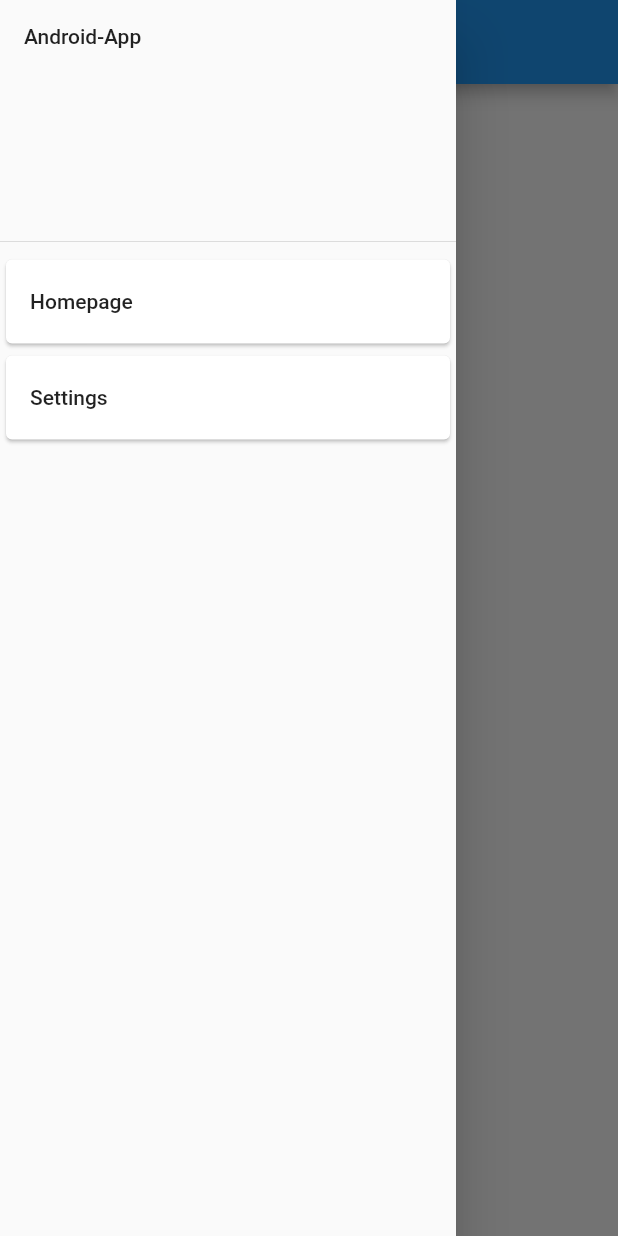
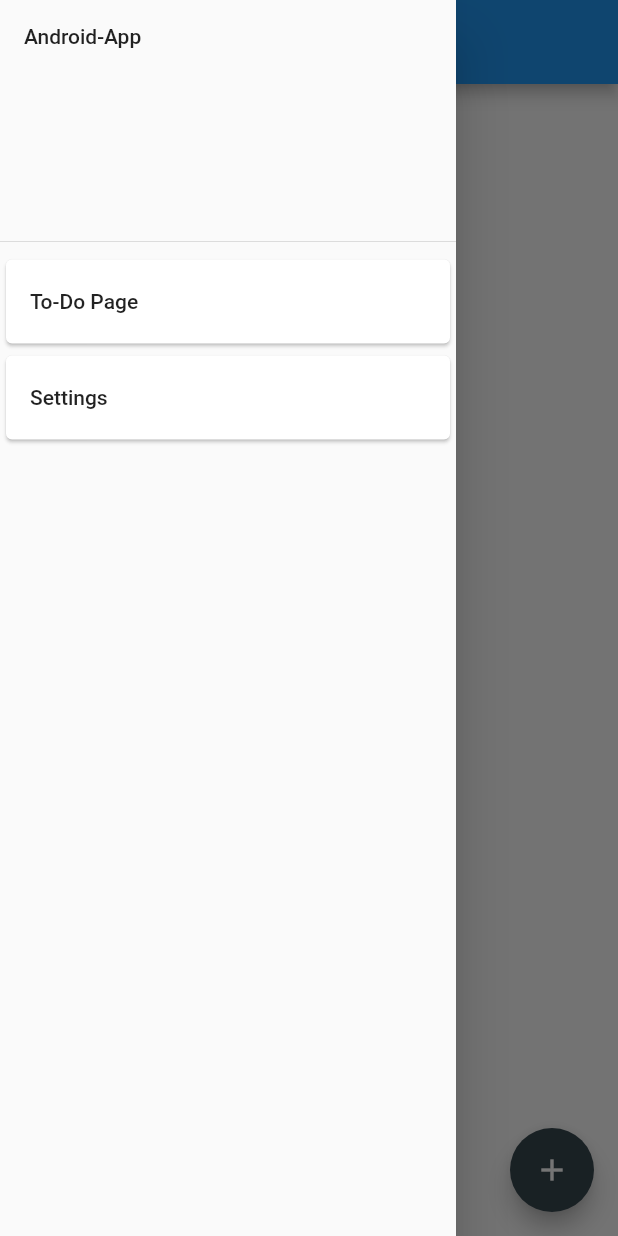
Before and after one commit to Stuflo19/android_app, a Flutter app: the screen it shows after launch, with the side drawer open, on a phone screen of 412 x 824 dp. Run offline on Flutter 3.47's test engine with Material 2 defaults, Android fonts, the phone set to English and light mode, and no system bars; our stand-ins replace get, sqflite; accounts and stored records are empty.

Commit message:
todo page added

```diff
--- a/lib/homepage.dart
+++ /dev/null
@@ -1,56 +0,0 @@
-import 'package:flutter/material.dart';
-import 'package:get/get.dart';
-import 'ui.dart';
-import 'database.dart';
-
-class HomePage extends StatefulWidget {
-  const HomePage({Key? key}) : super(key: key);
-
-  @override
-  State<HomePage> createState() => _HomePageState();
-}
-
-class _HomePageState extends State<HomePage> {
-  bool isSwitched = false;
-  bool darkmode = Get.isDarkMode;
-  UI ui = UI();
-  DBManager db = DBManager();
-  List tiles = [];
-
-  void setup() async {
-    tiles = await db.readTiles();
-  }
-
-  @override
-  void initState() {
-    super.initState();
-    setup();
-  }
-
-  @override
-  Widget build(BuildContext context) {
-    return Scaffold(
-        drawer: ui.sidebar(context),
-        appBar: AppBar(
-            title: Row(
-          children: const [Icon(Icons.home), Text('   Homepage')],
-        )),
-        body: Column(
-            crossAxisAlignment: CrossAxisAlignment.start,
-            children: <Widget>[
-              const Center(
-                  child: Padding(
-                      padding: EdgeInsets.all(15),
-                      child: Text("Available topics",
-                          style: TextStyle(fontSize: 24)))),
-              for (var tile in tiles)
-                Card(
-                    margin: const EdgeInsets.all(15),
-                    child: ListTile(
-                      title: Text(tile.name),
-                      subtitle: Text(tile.content),
-                      onTap: () {},
-                    )),
-            ]));
-  }
-}
--- a/lib/main.dart
+++ b/lib/main.dart
@@ -1,6 +1,6 @@
 import 'package:flutter/material.dart';
 import 'package:get/get.dart';
-import 'homepage.dart';
+import 'todo.dart';
 
 void main() async {
   runApp(const MyApp());
@@ -20,7 +20,7 @@ class MyApp extends StatelessWidget {
       theme: ThemeData(
         primarySwatch: Colors.blue,
       ),
-      home: const HomePage(),
+      home: const TodoPage(),
     );
   }
 }
--- a/lib/tile.dart
+++ b/lib/tile.dart
@@ -8,9 +8,6 @@ class Tile {
 
   //turns the tile into a map
   Map<String, dynamic> tileToMap() {
-    print(id);
-    print(name);
-    print(content);
     return {
       'id': id,
       'name': name,
--- /dev/null
+++ b/lib/todo.dart
@@ -0,0 +1,66 @@
+import 'package:flutter/material.dart';
+import 'package:get/get.dart';
+import 'ui.dart';
+import 'database.dart';
+
+class TodoPage extends StatefulWidget {
+  const TodoPage({Key? key}) : super(key: key);
+
+  @override
+  State<TodoPage> createState() => _TodoPageState();
+}
+
+class _TodoPageState extends State<TodoPage> {
+  bool isSwitched = false;
+  bool darkmode = Get.isDarkMode;
+  UI ui = UI();
+  DBManager db = DBManager();
+  List tiles = [];
+
+  Future<List> setup() async {
+    tiles = await db.readTiles();
+    return tiles;
+  }
+
+  @override
+  Widget build(BuildContext context) {
+    return Scaffold(
+      drawer: ui.sidebar(context),
+      appBar: AppBar(
+          title: Row(
+        children: const [Icon(Icons.home), Text('   To-Do Page')],
+      )),
+      body: FutureBuilder(
+        future: setup(),
+        builder: (context, snapshot) {
+          if (snapshot.hasData) {
+            return ListView.separated(
+                padding: EdgeInsets.all(15),
+                separatorBuilder: (BuildContext context, int index) =>
+                    const Divider(),
+                scrollDirection: Axis.vertical,
+                itemCount: tiles.length,
+                itemBuilder: (BuildContext context, int index) {
+                  return ListTile(
+                    title: Text(tiles[index].name),
+                    subtitle: Text(tiles[index].content),
+                    onTap: () {
+                      //open full view of the item
+                    },
+                  );
+                });
+          }
+          return Center(child: CircularProgressIndicator());
+        },
+      ),
+      floatingActionButton: FloatingActionButton(
+        heroTag: null,
+        onPressed: () {
+          // Add your onPressed code here!
+        },
+        backgroundColor: Colors.blueGrey[800],
+        child: const Icon(Icons.add),
+      ),
+    );
+  }
+}
--- a/lib/ui.dart
+++ b/lib/ui.dart
@@ -1,6 +1,6 @@
 import 'package:flutter/material.dart';
 import 'settings.dart';
-import 'homepage.dart';
+import 'todo.dart';
 
 class UI {
   Widget sidebar(context) {
@@ -11,10 +11,10 @@ class UI {
       ),
       Card(
           child: ListTile(
-        title: Text("Homepage"),
+        title: Text("To-Do Page"),
         onTap: () {
           Navigator.of(context)
-              .push(MaterialPageRoute(builder: (context) => const HomePage()));
+              .push(MaterialPageRoute(builder: (context) => const TodoPage()));
         },
       )),
       Card(
```
